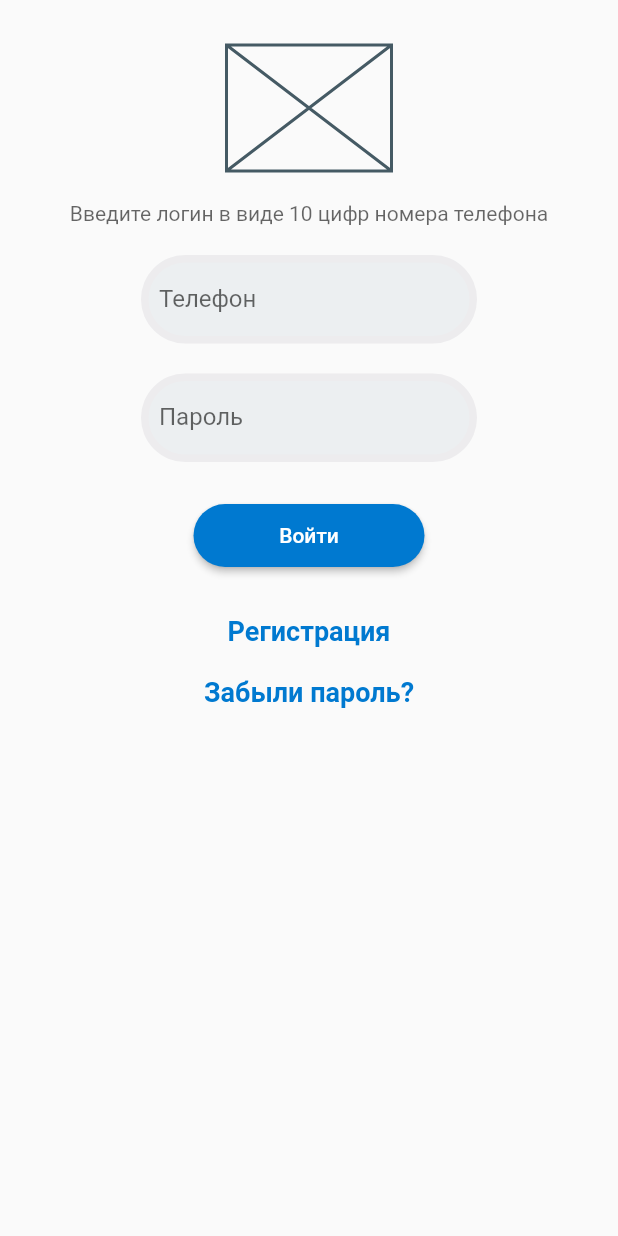
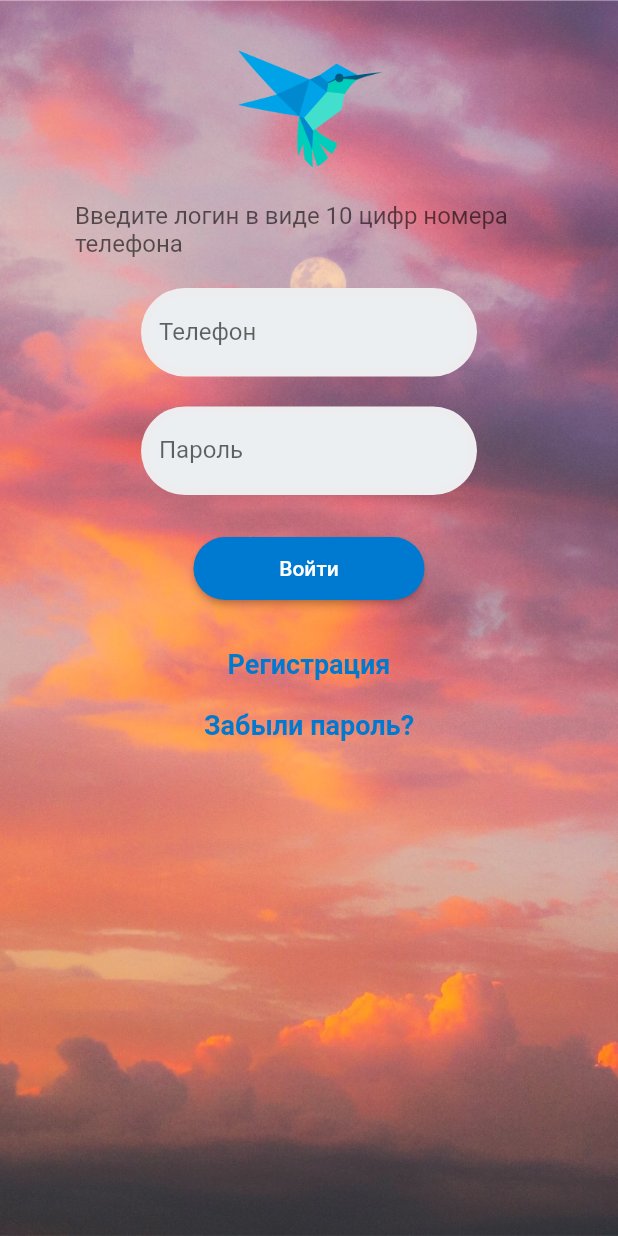
Before and after one commit to Svatika/auth_page, a Flutter app: the screen it shows after launch, on a phone screen of 412 x 824 dp. Run offline on Flutter 3.47's test engine with Material 2 defaults, Android fonts, the phone set to English and light mode, and no system bars.

Commit message:
Добавлены изображения на форе и фон

```diff
--- a/lib/main.dart
+++ b/lib/main.dart
@@ -23,16 +23,28 @@ class MyApp extends StatelessWidget {
     return MaterialApp(
       home: Scaffold(
           body: Container(
+            decoration: const BoxDecoration(
+              image: DecorationImage(
+                  image: AssetImage("assets/sky.png"),
+                fit: BoxFit.cover,
+            ),
+            ),
             width: double.infinity,
+            height: double.infinity,
+            padding: EdgeInsets.symmetric(horizontal: 50),
+            child: SingleChildScrollView(
               child: Column(children: [
                 SizedBox(height: 30,),
-              SizedBox(width: 110, height: 84, child: Placeholder(),),
+                const SizedBox(width: 110, height: 84,
+                  child: Image(image: AssetImage('assets/burd.png')),
+                ),
                 SizedBox(height: 20,),
                 Text('Введите логин в виде 10 цифр номера телефона',
-                style: TextStyle(fontSize: 14, color: Color.fromRGBO(0, 0, 0, 0.6)),),
+                  style: TextStyle(fontSize: 16, color: Color.fromRGBO(0, 0, 0, 0.6)),),
                 SizedBox(height: 20,),
                 const SizedBox(width: 224,
                 child: TextField(
+                  keyboardType: TextInputType.phone,
                   decoration: InputDecoration(
                     filled: true,
                     fillColor: Color(0xFFeceff1),
@@ -75,8 +87,9 @@ class MyApp extends StatelessWidget {
                  onTap: () {}),
 
               ],),
+            ),
           )
-      ),
-    );
+      ));
+
   }
 }
--- a/pubspec.yaml
+++ b/pubspec.yaml
@@ -58,8 +58,8 @@ flutter:
   uses-material-design: true
 
   # To add assets to your application, add an assets section, like this:
-  # assets:
-  #   - images/a_dot_burr.jpeg
+  assets:
+  - assets/
   #   - images/a_dot_ham.jpeg
 
   # An image asset can refer to one or more resolution-specific "variants", see
```
Also changed, not shown: lib/expanded_demo_screen.dart (added, +65 -0 lines), assets/burd.png (added), assets/cat.jpg (added), assets/sky.png (added). Lines whose indentation alone changed are shown as unchanged.
